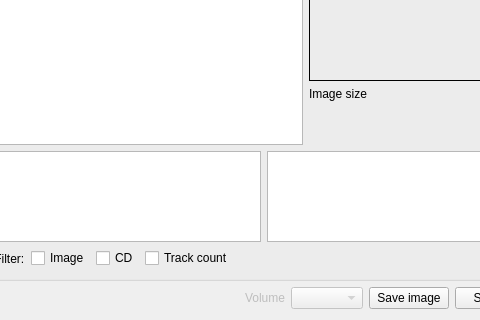
This is src/AlbumInfoDownloader.ui in mciobanu/mp3diags as Qt 5 draws it before an edit; both pictures show x 332 to 812 and y 366 to 686 of the 964 by 686 pixel window. The edited form follows.
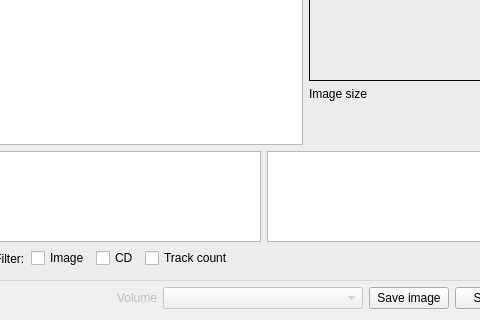
This is the edited form. Icons and pictures are not drawn.

Commit message: AlbumInfoDownloaderDlgImpl: Make the "volume" dropdown wider

What changed in the file:
```diff
--- a/src/AlbumInfoDownloader.ui
+++ b/src/AlbumInfoDownloader.ui
@@ -554,6 +554,12 @@
         <property name="enabled">
          <bool>false</bool>
         </property>
+        <property name="minimumSize">
+         <size>
+          <width>200</width>
+          <height>0</height>
+         </size>
+        </property>
        </widget>
       </item>
       <item>
```
Left out of the diff: 20 changed lines with no effect on the pictures. The commit also changes 2 other files.
